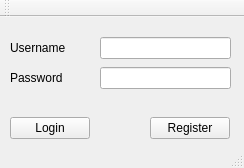
mironalex/Virtualsoc_Client, file mainwindow.ui: the form before one commit.
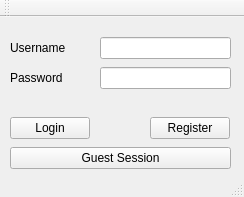
The form after the commit.

Commit message: Added guest capabilites to the client

Patch:
```diff
--- a/mainwindow.ui
+++ b/mainwindow.ui
@@ -7,7 +7,7 @@
     <x>0</x>
     <y>0</y>
     <width>244</width>
-    <height>168</height>
+    <height>197</height>
    </rect>
   </property>
   <property name="windowTitle">
@@ -92,6 +92,19 @@
      <string>Register</string>
     </property>
    </widget>
+   <widget class="QPushButton" name="guestButton">
+    <property name="geometry">
+     <rect>
+      <x>10</x>
+      <y>130</y>
+      <width>221</width>
+      <height>22</height>
+     </rect>
+    </property>
+    <property name="text">
+     <string>Guest Session</string>
+    </property>
+   </widget>
   </widget>
   <widget class="QToolBar" name="mainToolBar">
    <attribute name="toolBarArea">
```
The commit also changes 7 other files.
